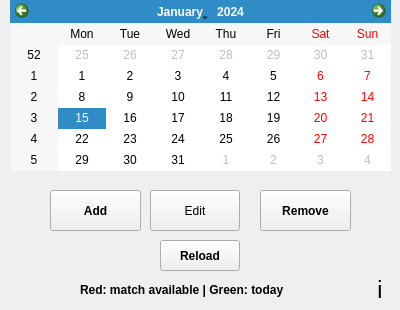
First picture: the form in matchfixture.ui, repository TNT57/FootballClubManagementSystem, before the edit.
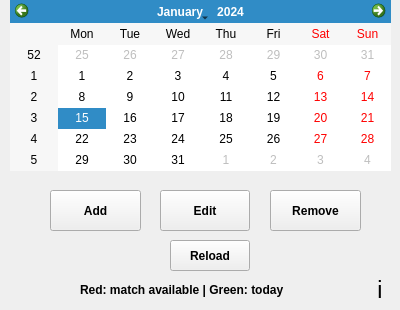
Second picture: the form after the edit.

What changed in the file:
```diff
--- a/matchfixture.ui
+++ b/matchfixture.ui
@@ -40,7 +40,7 @@
   <widget class="QPushButton" name="removeMatchFixtureButton">
    <property name="geometry">
     <rect>
-     <x>260</x>
+     <x>270</x>
      <y>190</y>
      <width>91</width>
      <height>41</height>
@@ -74,7 +74,7 @@
   <widget class="QPushButton" name="reloadMatchFixture">
    <property name="geometry">
     <rect>
-     <x>160</x>
+     <x>170</x>
      <y>240</y>
      <width>80</width>
      <height>31</height>
@@ -140,12 +140,20 @@
   <widget class="QPushButton" name="editMatchFixtureButton">
    <property name="geometry">
     <rect>
-     <x>150</x>
+     <x>160</x>
      <y>190</y>
      <width>90</width>
      <height>41</height>
     </rect>
    </property>
+   <property name="font">
+    <font>
+     <bold>true</bold>
+    </font>
+   </property>
+   <property name="toolTip">
+    <string>Edit the detail of the match scheduled</string>
+   </property>
    <property name="text">
     <string>Edit</string>
    </property>
```
